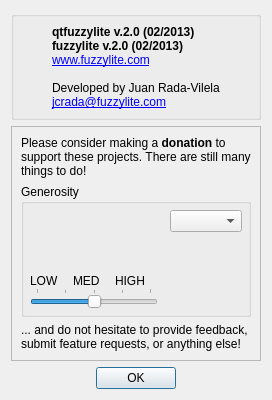
Qt form qtfuzzylite/ui/About.ui (fuzzylite/fuzzylite) before a commit.
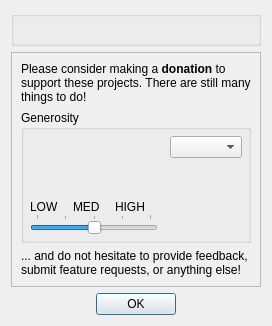
The same form after that commit. Icons and pictures are not drawn.

Commit message: Handling of exceptions improved. Changes to About

The edit to the form file:
```diff
--- a/qtfuzzylite/ui/About.ui
+++ b/qtfuzzylite/ui/About.ui
@@ -51,28 +51,7 @@
          </sizepolicy>
         </property>
         <property name="text">
-         <string>&lt;html&gt;
-&lt;div align='center'&gt;
-&lt;table&gt;
-&lt;tr &gt;
-&lt;td align='center' valign='middle'&gt;&lt;a href='http://www.fuzzylite.com'&gt;&lt;img src=&quot;:/icons/qtfuzzylite.svg&quot;/&gt;&lt;/a&gt;
-&lt;/td&gt;
-&lt;td align='left' valign='top'&gt;&lt;b&gt;qtfuzzylite v.2.0 (02/2013)&lt;/b&gt; 
-&lt;br&gt;
-&lt;b&gt;fuzzylite v.2.0 (02/2013)&lt;/b&gt;
-&lt;br&gt;
-&lt;/b&gt;
-&lt;a href=&quot;http://www.fuzzylite.com&quot;&gt;www.fuzzylite.com&lt;/a&gt;
-&lt;br&gt;
-&lt;br&gt;
-Developed by Juan Rada-Vilela
-&lt;br&gt;
-&lt;a href=&quot;mailto:jcrada@fuzzylite.com&quot;&gt;jcrada@fuzzylite.com&lt;/a&gt;&lt;/td&gt;
-
-&lt;/tr&gt;
-&lt;/table&gt;
-&lt;/div&gt;
-&lt;/html&gt;</string>
+         <string/>
         </property>
         <property name="scaledContents">
          <bool>true</bool>
```
Left out of the diff: 2 changed lines with no effect on the pictures. The commit also changes 19 other files.
